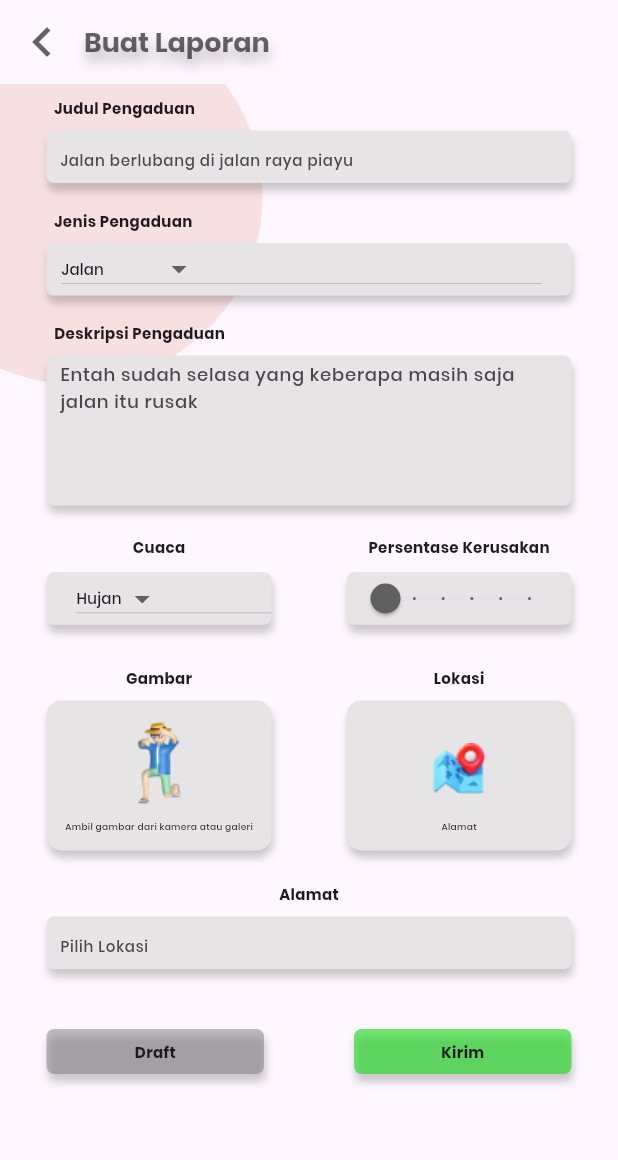
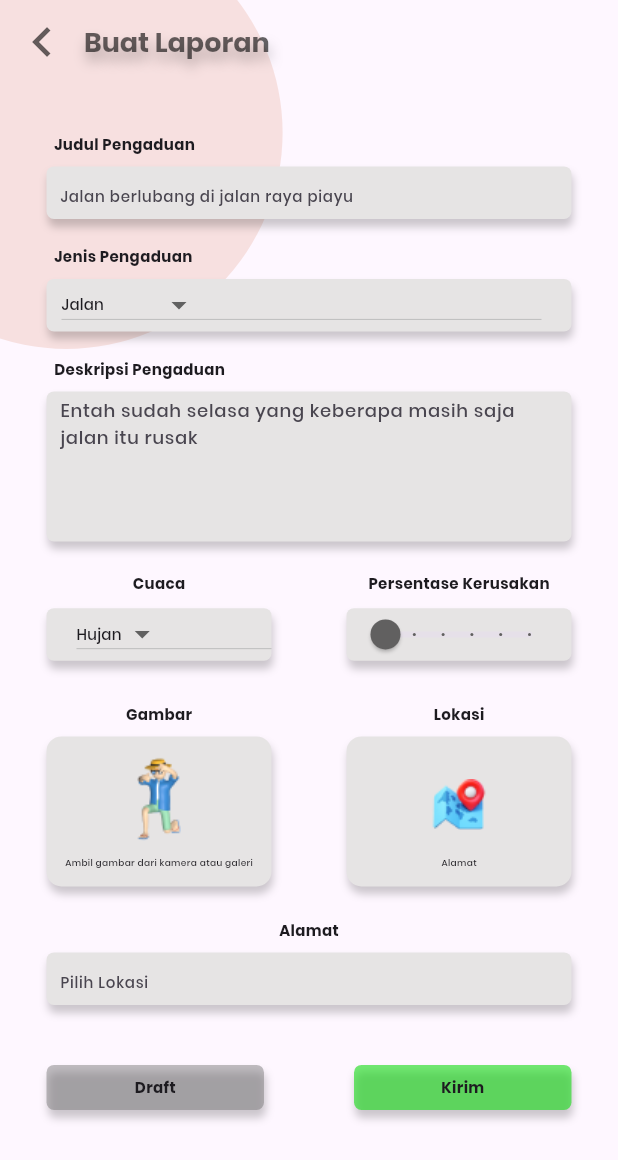
Before and after one commit to jaheerman3312301105/balap_in, a Flutter app: the LaporScreen screen opened by its route, on a phone screen of 412 x 824 dp. Shown: the top 1160 px of the screen. Run offline on Flutter 3.47's test engine with Material 3 defaults, Android fonts, the phone set to English and light mode, and no system bars; our stand-ins replace dio, image_picker; missing offline and left inert: flutter_osm_plugin; network calls fail.

Commit message:
Update UI isi lapor dan lapor

```diff
--- a/frontend_balap_in/lib/screens/lapor.dart
+++ b/frontend_balap_in/lib/screens/lapor.dart
@@ -7,6 +7,7 @@ import 'package:flutter/cupertino.dart';
 import 'package:flutter/foundation.dart';
 import 'package:flutter/material.dart';
 import 'package:balap_in/api/api_service_laporan.dart';
+import 'package:flutter/services.dart';
 import 'package:flutter_osm_plugin/flutter_osm_plugin.dart';
 import 'package:image_picker/image_picker.dart';
 
@@ -187,7 +188,13 @@ class _LaporScreenState extends State<LaporScreen> {
       previewGambar = const AssetImage('assets/images/gambar.png');
     }
     return Scaffold(
+      extendBodyBehindAppBar: true,
       appBar: AppBar(
+        backgroundColor: Colors.transparent,
+        systemOverlayStyle: const SystemUiOverlayStyle(
+          statusBarColor: Colors.white,
+          statusBarIconBrightness: Brightness.dark,
+        ),
         titleSpacing: 0,
         leading: IconButton(
           onPressed: () {
@@ -223,11 +230,11 @@ class _LaporScreenState extends State<LaporScreen> {
       body: Stack(
         children: [
           Positioned(
-            top: -50,
-            left: -75,
+            top: -200,
+            left: -100,
             child: Container(
-              width: 250,
-              height: 250,
+              width: MediaQuery.of(context).size.width * 0.7,
+              height: MediaQuery.of(context).size.height * 0.7,
               decoration: const BoxDecoration(
                 color: Color(0xFFF7E0E0),
                 shape: BoxShape.circle,
@@ -235,7 +242,11 @@ class _LaporScreenState extends State<LaporScreen> {
             ),
           ),
 
-          SingleChildScrollView(
+          Padding(
+            padding: EdgeInsets.only(
+              top: MediaQuery.of(context).size.height * 0.097
+              ),
+            child: SingleChildScrollView(
             child: Column(
             children: [
               Center(
@@ -824,6 +835,7 @@ class _LaporScreenState extends State<LaporScreen> {
             ],
                     ),
                     ),
+          ),
         ]
       )
     );
--- a/frontend_balap_in/lib/widgets/homewidget.dart
+++ b/frontend_balap_in/lib/widgets/homewidget.dart
@@ -27,6 +27,7 @@ class HomeWidget extends StatelessWidget {
           return SizedBox(
             width: 350,
             child: ListView.builder(
+              padding: EdgeInsets.zero,
               shrinkWrap: true,
               itemCount: laporanList.length,
               physics: const NeverScrollableScrollPhysics(),
```
Also changed, not shown: frontend_balap_in/lib/screens/homepage.dart (+32 -2 lines), frontend_balap_in/lib/screens/isilapor.dart (+43 -32 lines). Lines whose indentation alone changed are shown as unchanged.
